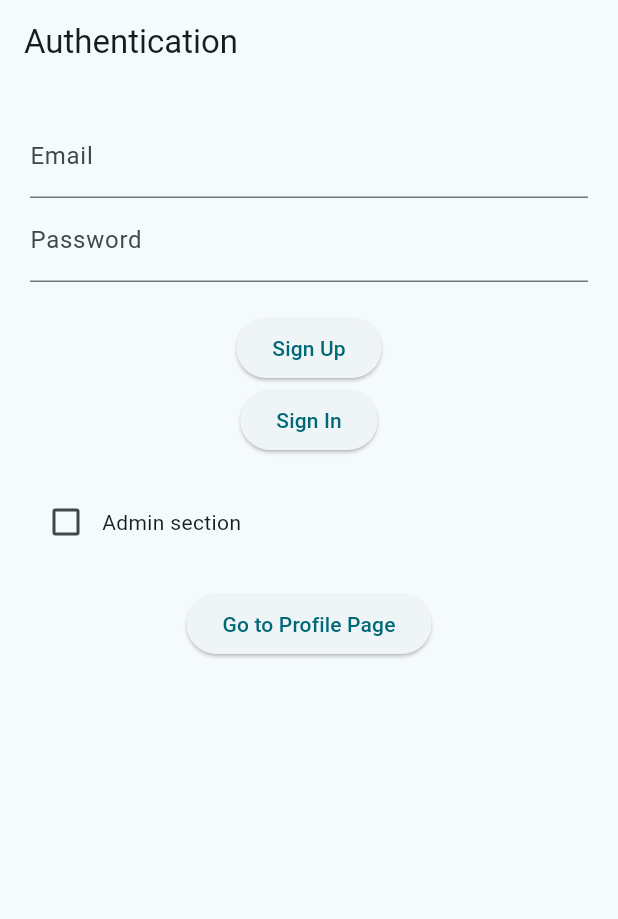
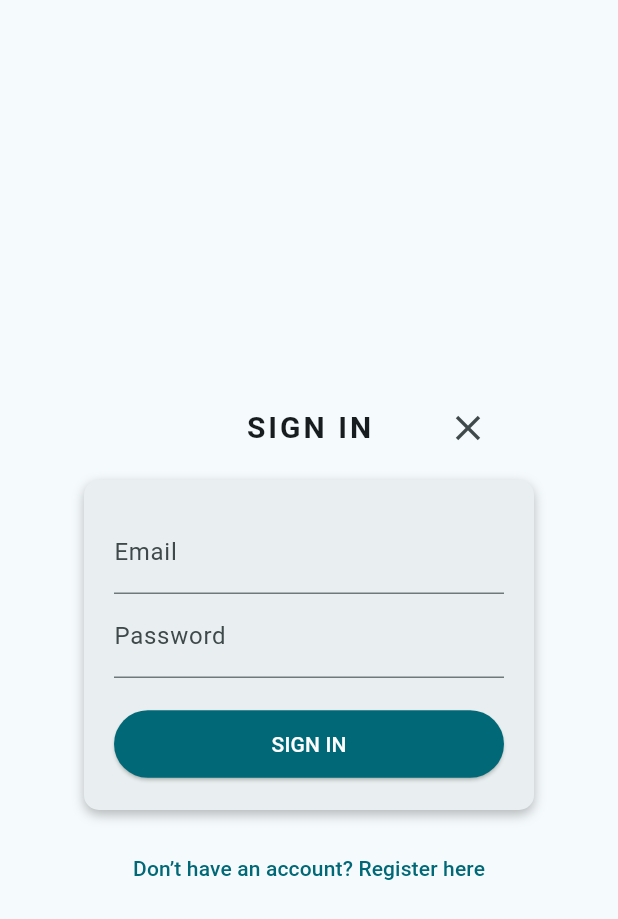
Before and after one commit to JKanaiya/FlutterBabyShopHub_eProject, a Flutter app: the screen it shows after launch, on a phone screen of 412 x 824 dp. Shown: the top 919 px of the screen. Run offline on Flutter 3.47's test engine with Material 3 defaults, Android fonts, the phone set to English and light mode, and no system bars; our stand-ins replace google_fonts, google_nav_bar, supabase_flutter; accounts and stored records are empty; Roboto replaces fonts that are missing (Delius Swash Caps, Delius Unicase).

Commit message:
Add Dependencies (Image Picker and Supabase Flutter), Enabled authentication.

```diff
--- /dev/null
+++ b/lib/screens/auth/sign_in_page.dart
@@ -0,0 +1,142 @@
+import 'package:flutter/material.dart';
+import 'package:flutter/services.dart';
+import 'package:supabase_flutter/supabase_flutter.dart';
+import '../products_page.dart';
+
+class SignInPage extends StatefulWidget {
+  final VoidCallback onRegisterClicked;
+
+  const SignInPage({super.key, required this.onRegisterClicked});
+
+  @override
+  State<SignInPage> createState() => _SignInPageState();
+}
+
+class _SignInPageState extends State<SignInPage> {
+  final _emailController = TextEditingController();
+  final _passwordController = TextEditingController();
+  bool _loading = false;
+
+  Future<void> _signIn() async {
+    final email = _emailController.text.trim();
+    final password = _passwordController.text.trim();
+
+    if (email.isEmpty || password.isEmpty) {
+      _showMsg("Email and password required");
+      return;
+    }
+
+    setState(() => _loading = true);
+    try {
+      final res = await Supabase.instance.client.auth
+          .signInWithPassword(email: email, password: password);
+
+      if (res.user != null) {
+        Navigator.pushReplacement(
+          context,
+          MaterialPageRoute(builder: (_) => const ProductsPage()),
+        );
+      } else {
+        _showMsg("Invalid credentials");
+      }
+    } on AuthException catch (e) {
+      _showMsg(e.message);
+    } finally {
+      setState(() => _loading = false);
+    }
+  }
+
+  void _showMsg(String msg) {
+    ScaffoldMessenger.of(context).showSnackBar(SnackBar(content: Text(msg)));
+  }
+
+  void _handleClose() {
+    if (Navigator.canPop(context)) {
+      Navigator.pop(context);
+    } else {
+      SystemNavigator.pop();
+    }
+  }
+
+  @override
+  Widget build(BuildContext context) {
+    return Scaffold(
+      backgroundColor: const Color(0xfff5fafc),
+      body: Center(
+        child: Stack(
+          children: [
+            SingleChildScrollView(
+              child: Column(
+                children: [
+                  const SizedBox(height: 50),
+                  const Text(
+                    "SIGN IN",
+                    style: TextStyle(
+                      fontSize: 20,
+                      fontWeight: FontWeight.bold,
+                      letterSpacing: 2,
+                    ),
+                  ),
+                  const SizedBox(height: 20),
+                  Container(
+                    width: 300,
+                    padding: const EdgeInsets.all(20),
+                    decoration: BoxDecoration(
+                      color: const Color(0xffe9eff0),
+                      borderRadius: BorderRadius.circular(10),
+                      boxShadow: const [
+                        BoxShadow(
+                          color: Colors.black26,
+                          blurRadius: 6,
+                          offset: Offset(0, 3),
+                        )
+                      ],
+                    ),
+                    child: Column(
+                      children: [
+                        TextField(
+                          controller: _emailController,
+                          decoration: const InputDecoration(labelText: "Email"),
+                        ),
+                        TextField(
+                          controller: _passwordController,
+                          obscureText: true,
+                          decoration:
+                          const InputDecoration(labelText: "Password"),
+                        ),
+                        const SizedBox(height: 20),
+                        ElevatedButton(
+                          onPressed: _loading ? null : _signIn,
+                          style: ElevatedButton.styleFrom(
+                            backgroundColor: const Color(0xff006876),
+                            foregroundColor: Colors.white,
+                            minimumSize: const Size(double.infinity, 45),
+                          ),
+                          child: Text(_loading ? "Loading..." : "SIGN IN"),
+                        ),
+                      ],
+                    ),
+                  ),
+                  const SizedBox(height: 15),
+                  TextButton(
+                    onPressed: widget.onRegisterClicked,
+                    child: const Text("Don’t have an account? Register here"),
+                  ),
+                ],
+              ),
+            ),
+            // ❌ close icon
+            Positioned(
+              top: 40,
+              right: 20,
+              child: IconButton(
+                icon: const Icon(Icons.close, size: 28),
+                onPressed: _handleClose,
+              ),
+            ),
+          ],
+        ),
+      ),
+    );
+  }
+}
--- a/lib/screens/auth_page.dart
+++ b/lib/screens/auth_page.dart
@@ -1,8 +1,6 @@
-import 'package:babyshophub/screens/admin/admin_index.dart';
 import 'package:flutter/material.dart';
-import 'package:supabase_flutter/supabase_flutter.dart';
-import 'products_page.dart';
-import 'profile_page.dart';
+import 'auth/sign_up_page.dart';
+import 'auth/sign_in_page.dart';
 
 class AuthPage extends StatefulWidget {
   const AuthPage({super.key});
@@ -12,171 +10,16 @@ class AuthPage extends StatefulWidget {
 }
 
 class _AuthPageState extends State<AuthPage> {
-  final _emailController = TextEditingController();
-  final _passwordController = TextEditingController();
-  //Added new admin controller and status
-  final _adminController = TextEditingController();
-  bool _isAdmin = false;
-  //override dispose to hide or dispose the admin textfiled if the checkbox has not been checked
-  @override
-  void dispose() {
-    _emailController.dispose();
-    _passwordController.dispose();
-    _adminController.dispose();
-    super.dispose();
-  }
+  bool showSignIn = true;
 
-  Future<void> _signUp() async {
-    final email = _emailController.text.trim();
-    final password = _passwordController.text.trim();
-
-    if (email.isEmpty || password.isEmpty) {
-      ScaffoldMessenger.of(context).showSnackBar(
-        const SnackBar(content: Text("Email and password required")),
-      );
-      return;
-    }
-
-    try {
-      final res = await Supabase.instance.client.auth.signUp(
-        email: email,
-        password: password,
-      );
-
-      if (res.user != null) {
-        ScaffoldMessenger.of(context).showSnackBar(
-          const SnackBar(
-            content: Text("Signup success! Profile created automatically."),
-          ),
-        );
-      }
-    } on AuthException catch (e) {
-      ScaffoldMessenger.of(
-        context,
-      ).showSnackBar(SnackBar(content: Text("Signup failed: ${e.message}")));
-    }
-  }
-
-  Future<void> _signIn() async {
-    final res = await Supabase.instance.client.auth.signInWithPassword(
-      email: _emailController.text,
-      password: _passwordController.text,
-    );
-
-    if (res.user != null) {
-      Navigator.pushReplacement(
-        context,
-        MaterialPageRoute(builder: (_) => const ProductsPage()),
-      );
-    } else {
-      ScaffoldMessenger.of(
-        context,
-      ).showSnackBar(const SnackBar(content: Text("Login failed")));
-    }
-  }
-
-  //Added admin navigation logic
-  Future<void> _navigateToAdmin() async {
-    //TODO: change this hard coded key and enable access of it from the supabase storage
-    const String secretAdminKey = 'BABYSHOPP_ADMIN_2025';
-
-    final enteredKey = _adminController.text.trim();
-
-    if (enteredKey.isEmpty) {
-      ScaffoldMessenger.of(context).showSnackBar(
-        const SnackBar(content: Text('Please enter the admin key')),
-      );
-      return;
-    }
-    if (enteredKey == secretAdminKey) {
-      Navigator.pushReplacement(
-        //navigates to the proguct page for To do navigate to the correct admin page
-        context,
-        MaterialPageRoute(builder: (_) => const AdminIndex()),
-      );
-    } else {
-      ScaffoldMessenger.of(context).showSnackBar(
-        const SnackBar(content: Text('Access denied invalid key')),
-      );
-    }
+  void togglePage() {
+    setState(() => showSignIn = !showSignIn);
   }
 
   @override
   Widget build(BuildContext context) {
-    return Scaffold(
-      appBar: AppBar(title: const Text("Authentication")),
-      body: Padding(
-        padding: const EdgeInsets.all(20),
-        child: Column(
-          children: [
-            TextField(
-              controller: _emailController,
-              decoration: const InputDecoration(labelText: "Email"),
-            ),
-            TextField(
-              controller: _passwordController,
-              decoration: const InputDecoration(labelText: "Password"),
-              obscureText: true,
-            ),
-            const SizedBox(height: 20),
-            ElevatedButton(onPressed: _signUp, child: const Text("Sign Up")),
-            ElevatedButton(onPressed: _signIn, child: const Text("Sign In")),
-            const SizedBox(height: 20),
-            //Added the checkbox for the admin to access the textfield for the key
-            Row(
-              children: [
-                Checkbox(
-                  value: _isAdmin,
-                  onChanged: (bool? newValue) {
-                    {
-                      setState(() {
-                        _isAdmin = newValue ?? false;
-                      });
-                    }
-                  },
-                ),
-                const Text('Admin section'),
-              ],
-            ),
-
-            //thus display the admin key field
-            if (_isAdmin)
-              Padding(
-                padding: const EdgeInsets.only(top: 10, bottom: 20),
-                child: TextField(
-                  controller: _adminController,
-                  decoration: const InputDecoration(
-                    labelText: 'Admin Key',
-                    border: OutlineInputBorder(),
-                  ),
-                  obscureText: true,
-                  keyboardType: TextInputType.text,
-                ),
-              ),
-            //button to navigate to admin page
-            if (_isAdmin)
-              ElevatedButton.icon(
-                onPressed: _navigateToAdmin,
-                icon: const Icon(Icons.security),
-                label: const Text("Access admin Panel"),
-                style: ElevatedButton.styleFrom(
-                  backgroundColor: Colors.red.shade700,
-                  foregroundColor: Colors.white,
-                ),
-              ),
-            SizedBox(height: 20),
-            ElevatedButton(
-              onPressed: () {
-                Navigator.push(
-                  context,
-                  MaterialPageRoute(builder: (_) => const ProfilePage()),
-                );
-              },
-              child: const Text("Go to Profile Page"),
-            ),
-          ],
-        ),
-      ),
-    );
+    return showSignIn
+        ? SignInPage(onRegisterClicked: togglePage)
+        : SignUpPage(onLoginClicked: togglePage);
   }
 }
```
Also changed, not shown: lib/screens/auth/sign_up_page.dart (added, +185 -0 lines), 1 other file.
